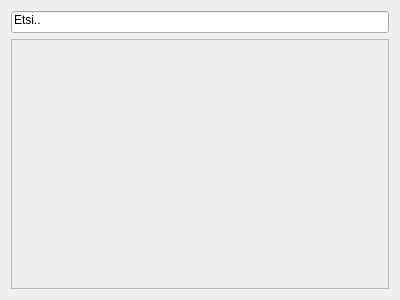
samuliwritescode/uistelupaivakirja-desktop, file lures.ui: the form before one commit.
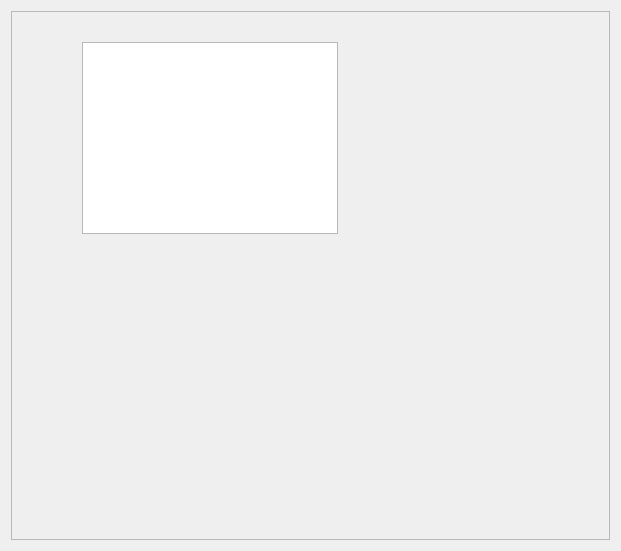
The form after the commit.

Diff of the .ui file:
```diff
--- a/lures.ui
+++ b/lures.ui
@@ -9,8 +9,8 @@
    <rect>
     <x>0</x>
     <y>0</y>
-    <width>400</width>
-    <height>300</height>
+    <width>621</width>
+    <height>551</height>
    </rect>
   </property>
   <property name="contextMenuPolicy">
@@ -25,17 +25,7 @@
   <layout class="QVBoxLayout" name="verticalLayout">
    <item>
     <layout class="QGridLayout" name="gridLayout">
-     <item row="0" column="0">
-      <widget class="QLineEdit" name="lineEdit">
-       <property name="text">
-        <string>Etsi..</string>
-       </property>
-       <property name="alignment">
-        <set>Qt::AlignLeading|Qt::AlignLeft|Qt::AlignTop</set>
-       </property>
-      </widget>
-     </item>
-     <item row="1" column="0">
+     <item row="2" column="0">
       <widget class="QScrollArea" name="scrollArea">
        <property name="widgetResizable">
         <bool>true</bool>
@@ -45,10 +35,20 @@
          <rect>
           <x>0</x>
           <y>0</y>
-          <width>372</width>
-          <height>240</height>
+          <width>593</width>
+          <height>523</height>
          </rect>
         </property>
+        <widget class="QTableWidget" name="tableWidget">
+         <property name="geometry">
+          <rect>
+           <x>70</x>
+           <y>30</y>
+           <width>256</width>
+           <height>192</height>
+          </rect>
+         </property>
+        </widget>
        </widget>
       </widget>
      </item>
```
